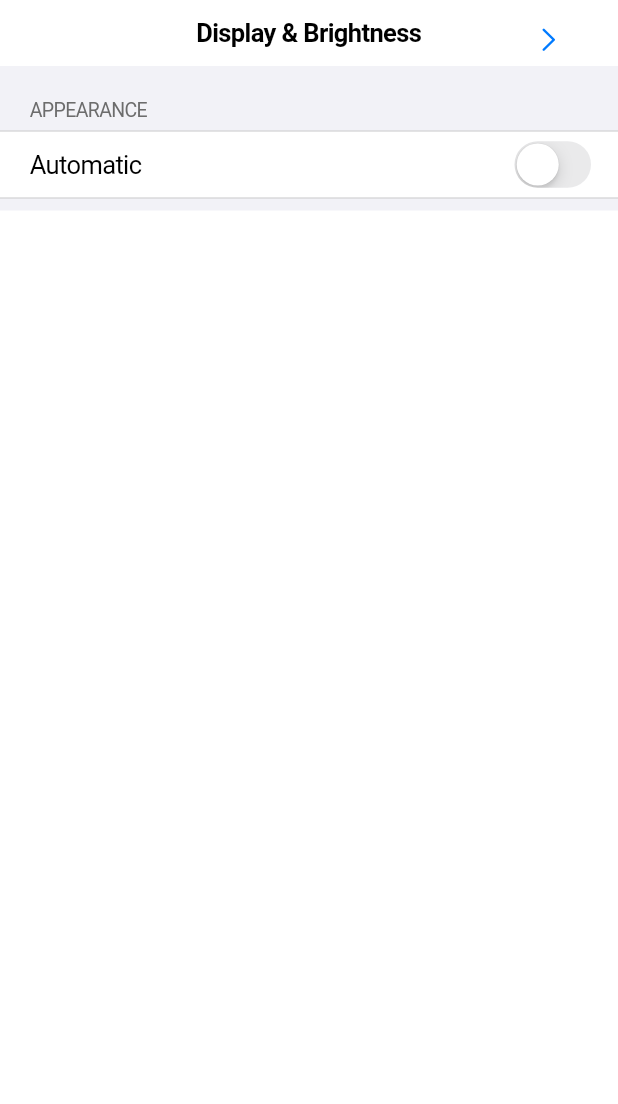
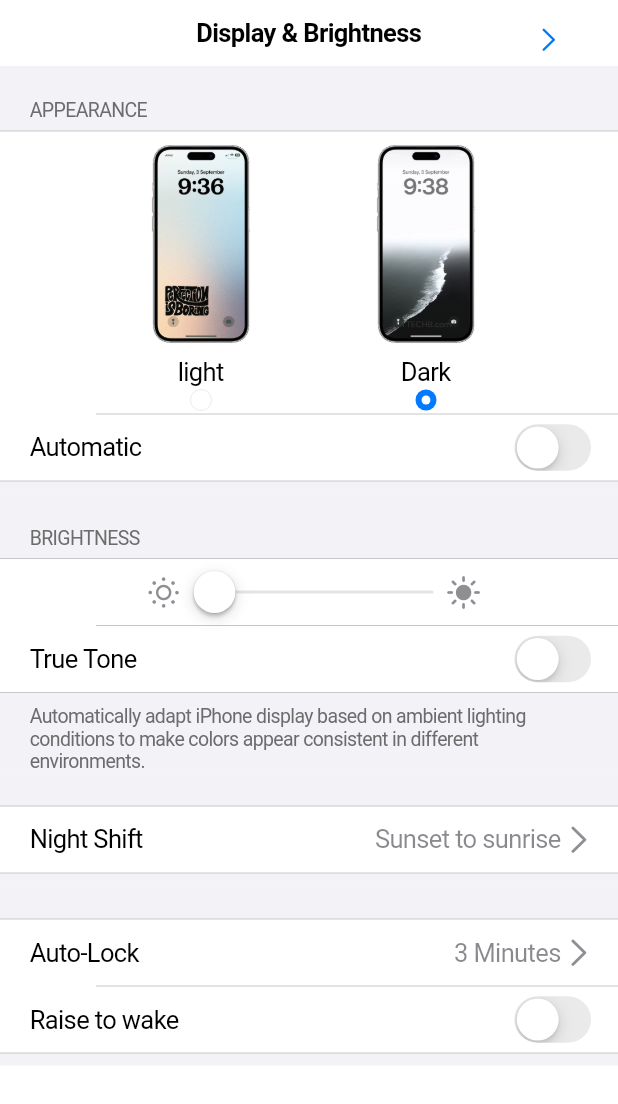
Before and after one commit to Dipalig971/advflutterch2, a Flutter app: the SliderScreen screen opened directly, on a phone screen of 412 x 824 dp. Shown: the top 1104 px of the screen. Run offline on Flutter 3.47's test engine with Material 3 defaults, Android fonts, the phone set to English and light mode, and no system bars.

Commit message:
14-05-24

```diff
--- a/lib/screen/ CupertinoTabBar/view/slider_screen.dart
+++ b/lib/screen/ CupertinoTabBar/view/slider_screen.dart
@@ -2,7 +2,6 @@ import 'package:advflutterch2/screen/%20CupertinoTabBar/view/silver_segment_scre
 import 'package:flutter/cupertino.dart';
 import 'package:provider/provider.dart';
 import '../provider/sliver_provider.dart';
-
 
 RangeSliderprovider? SliderProvidertrue;
 RangeSliderprovider? SliderProviderfalse;
@@ -19,25 +18,69 @@ class SliderScreen extends StatelessWidget {
     return CupertinoPageScaffold(
       navigationBar: CupertinoNavigationBar(
         automaticallyImplyLeading: false,
-        middle: Text('Display & Brightness'),
+        middle: const Text('Display & Brightness'),
         trailing: CupertinoButton(
-          child: Icon(CupertinoIcons.right_chevron), onPressed: () {
-          Navigator.of(context).push(
-              CupertinoPageRoute(builder: (context) => SilverSegmentScreen()));
-        },),
+          child: const Icon(CupertinoIcons.right_chevron),
+          onPressed: () {
+            Navigator.of(context).push(CupertinoPageRoute(
+                builder: (context) => const SilverSegmentScreen()));
+          },
+        ),
       ),
-      child:SafeArea(
+      child: SafeArea(
         child: SingleChildScrollView(
           child: Column(
             children: [
               CupertinoListSection(
-                header: Text('APPEARANCE'),
+                header: const Text('APPEARANCE'),
                 children: [
-                  // CupertinoListTile(title: imageAdd()),
                   CupertinoListTile(
-                    title: Text('Automatic'),
+                    title: Row(
+                      mainAxisAlignment: MainAxisAlignment.center,
+                      children: [
+                        Column(
+                          children: [
+                            SizedBox(
+                              height: 150,
+                              width: 150,
+                              child: Image.asset('assets/images/img1.png'),
+                            ),
+                            const Text('light'),
+                            CupertinoRadio(
+                              value: Brightness.light,
+                              groupValue: SliderProvidertrue!.brightness,
+                              onChanged: (value) {
+                                SliderProviderfalse!
+                                    .changeTheme(value ?? Brightness.light);
+                              },
+                            )
+                          ],
+                        ),
+                        Column(
+                          children: [
+                            SizedBox(
+                              height: 150,
+                              width: 150,
+                              child: Image.asset('assets/images/img2.png'),
+                            ),
+                            const Text('Dark'),
+                            CupertinoRadio(
+                              value: Brightness.dark,
+                              groupValue: SliderProvidertrue!.brightness,
+                              onChanged: (value) {
+                                SliderProviderfalse!
+                                    .changeTheme(value ?? Brightness.dark);
+                              },
+                            )
+                          ],
+                        )
+                      ],
+                    ),
+                  ),
+                  CupertinoListTile(
+                    title: const Text('Automatic'),
                     trailing: CupertinoSwitch(
-                      value:SliderProvidertrue!.isAuto,
+                      value: SliderProvidertrue!.isAuto,
                       onChanged: (value) {
                         SliderProviderfalse!.automatic(value);
                       },
@@ -45,10 +88,87 @@ class SliderScreen extends StatelessWidget {
                   ),
                 ],
               ),
+              CupertinoListSection(
+                header: const Text('BRIGHTNESS'),
+                footer: const Text(
+                    'Automatically adapt iPhone display based on ambient lighting conditions to make colors appear consistent in different environments.'),
+                children: [
+                  CupertinoListTile(
+                      title: Row(
+                    mainAxisAlignment: MainAxisAlignment.center,
+                    children: [
+                      const Icon(
+                        CupertinoIcons.sun_min,
+                        color: CupertinoColors.systemGrey,
+                      ),
+                      CupertinoSlider(
+                        value: SliderProvidertrue!.rangeslindervalue,
+                        onChanged: (value) {
+                          SliderProviderfalse!.rangeSliderChangeValue(value);
+                        },
+                      ),
+                      const Icon(
+                        CupertinoIcons.sun_max_fill,
+                        color: CupertinoColors.systemGrey,
+                      ),
+                    ],
+                  )),
+                  CupertinoListTile(
+                    title: const Text('True Tone'),
+                    trailing: CupertinoSwitch(
+                      value: SliderProvidertrue!.istone,
+                      onChanged: (value) {
+                        SliderProviderfalse!.truetone(value);
+                      },
+                    ),
+                  )
+                ],
+              ),
+              CupertinoListSection(
+                children: const [
+                  CupertinoListTile(
+                    title: Text('Night Shift'),
+                    additionalInfo: Row(
+                      children: [
+                        Text('Sunset to sunrise'),
+                        Icon(
+                          CupertinoIcons.chevron_right,
+                          color: CupertinoColors.systemGrey,
+                        )
+                      ],
+                    ),
+                  ),
+                ],
+              ),
+              CupertinoListSection(
+                children: [
+                  const CupertinoListTile(
+                    title: Text('Auto-Lock'),
+                    additionalInfo: Row(
+                      children: [
+                        Text('3 Minutes'),
+                        Icon(
+                          CupertinoIcons.chevron_right,
+                          color: CupertinoColors.systemGrey,
+                        )
+                      ],
+                    ),
+                  ),
+                  CupertinoListTile(
+                    title: const Text('Raise to wake'),
+                    trailing: CupertinoSwitch(
+                      value: SliderProvidertrue!.isWake,
+                      onChanged: (value) {
+                        SliderProviderfalse!.raisetowake(value);
+                      },
+                    ),
+                  )
+                ],
+              )
             ],
           ),
         ),
-      )
+      ),
     );
   }
 }
--- a/pubspec.yaml
+++ b/pubspec.yaml
@@ -66,6 +66,7 @@ flutter:
 
   assets:
     - assets/images/
+    - assets/intro_images/
 
   # An image asset can refer to one or more resolution-specific "variants", see
   # https://flutter.dev/assets-and-images/#resolution-aware
```
Also changed, not shown: lib/main.dart (+11 -7 lines), lib/screen/pageview/view/intro1.dart (added, +112 -0 lines), lib/screen/pageview/view/intro2.dart (added, +111 -0 lines), lib/screen/pageview/view/intro3.dart (added, +113 -0 lines), lib/screen/pageview/view/intro4.dart (added, +112 -0 lines), lib/screen/pageview/view/page_view_screen.dart (added, +24 -0 lines), assets/images/img1.png (added), assets/images/img2.png (added).
